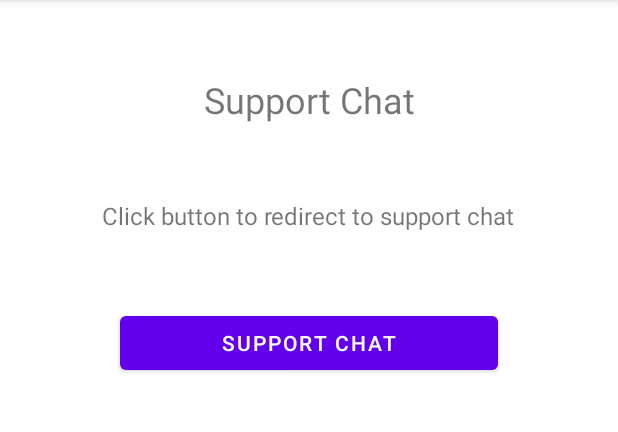
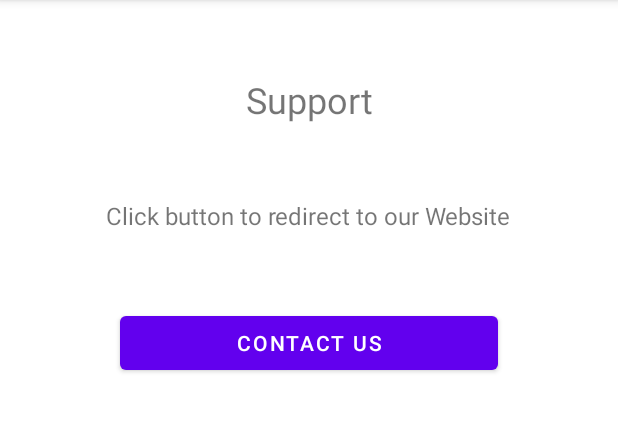
Before and after one commit to CianHerlo/group-project-y3, an Android app: the fragment SupportFragment shown on its own in the app's theme, on a phone screen of 412 x 824 dp, the part 84-516 px from its top. Run offline under Robolectric (Android 15) with nearby library versions, the phone set to English and light mode, and no system bars.

Commit message:
Support Fragment re-directs to contact form on our website. they can also login and go to the support chat from there

```diff
--- a/app/src/main/java/com/example/group_project/ui/support/SupportFragment.java
+++ b/app/src/main/java/com/example/group_project/ui/support/SupportFragment.java
@@ -1,36 +1,47 @@
 package com.example.group_project.ui.support;
 
+import android.annotation.SuppressLint;
+import android.content.Intent;
+import android.net.Uri;
 import android.os.Bundle;
 import android.view.LayoutInflater;
 import android.view.View;
 import android.view.ViewGroup;
+import android.widget.Button;
 import android.widget.TextView;
 
 import androidx.annotation.NonNull;
 import androidx.fragment.app.Fragment;
-import androidx.lifecycle.ViewModelProvider;
 
+import com.example.group_project.R;
 import com.example.group_project.databinding.FragmentSupportBinding;
 
 public class SupportFragment extends Fragment {
 
     private FragmentSupportBinding binding;
+    Button supportBtn;
+    TextView supportText;
 
-    public View onCreateView(@NonNull LayoutInflater inflater,
-                             ViewGroup container, Bundle savedInstanceState) {
-        SupportViewModel SupportViewModel =
-                new ViewModelProvider(this).get(SupportViewModel.class);
+    @SuppressLint("SetTextI18n")
+    public View onCreateView(@NonNull LayoutInflater inflater, ViewGroup container, Bundle savedInstanceState) {
 
         binding = FragmentSupportBinding.inflate(inflater, container, false);
-        View root = binding.getRoot();
-
-        final TextView textView = binding.supportText;
+        View view = inflater.inflate(R.layout.fragment_support, container, false);
+        supportText = view.findViewById(R.id.supportText);
+        supportText.setText("Click button to redirect to our Website");
+        supportBtn = view.findViewById(R.id.supportBtn);
 
         // Link to Contact Form on Website
         //https://year-3-group-project.web.app/contact.html
 
-        SupportViewModel.getText().observe(getViewLifecycleOwner(), textView::setText);
-        return root;
+        supportBtn.setOnClickListener(v -> {
+            String url = "https://year-3-group-project.web.app/contact.html";
+            Intent intent = new Intent(Intent.ACTION_VIEW);
+            intent.setData(Uri.parse(url));
+            startActivity(intent);
+        });
+
+        return view;
     }
 
     @Override
--- a/app/src/main/res/layout/fragment_support.xml
+++ b/app/src/main/res/layout/fragment_support.xml
@@ -11,7 +11,7 @@
         android:layout_width="0dp"
         android:layout_height="wrap_content"
         android:layout_marginTop="50dp"
-        android:text="Support Chat"
+        android:text="Support"
         android:textAlignment="center"
         android:textSize="24sp"
         app:layout_constraintEnd_toEndOf="parent"
@@ -39,7 +39,7 @@
         android:layout_marginStart="80dp"
         android:layout_marginTop="50dp"
         android:layout_marginEnd="80dp"
-        android:text="Support Chat"
+        android:text="Contact Us"
         app:layout_constraintEnd_toEndOf="parent"
         app:layout_constraintHorizontal_bias="0.498"
         app:layout_constraintStart_toStartOf="parent"
```
